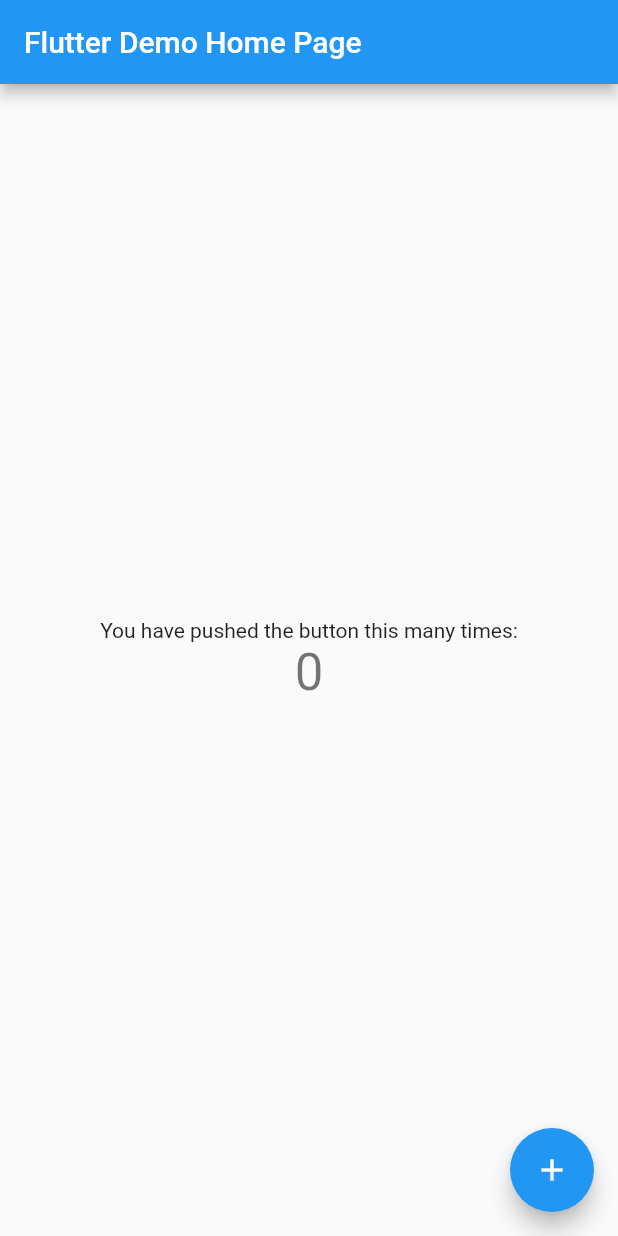
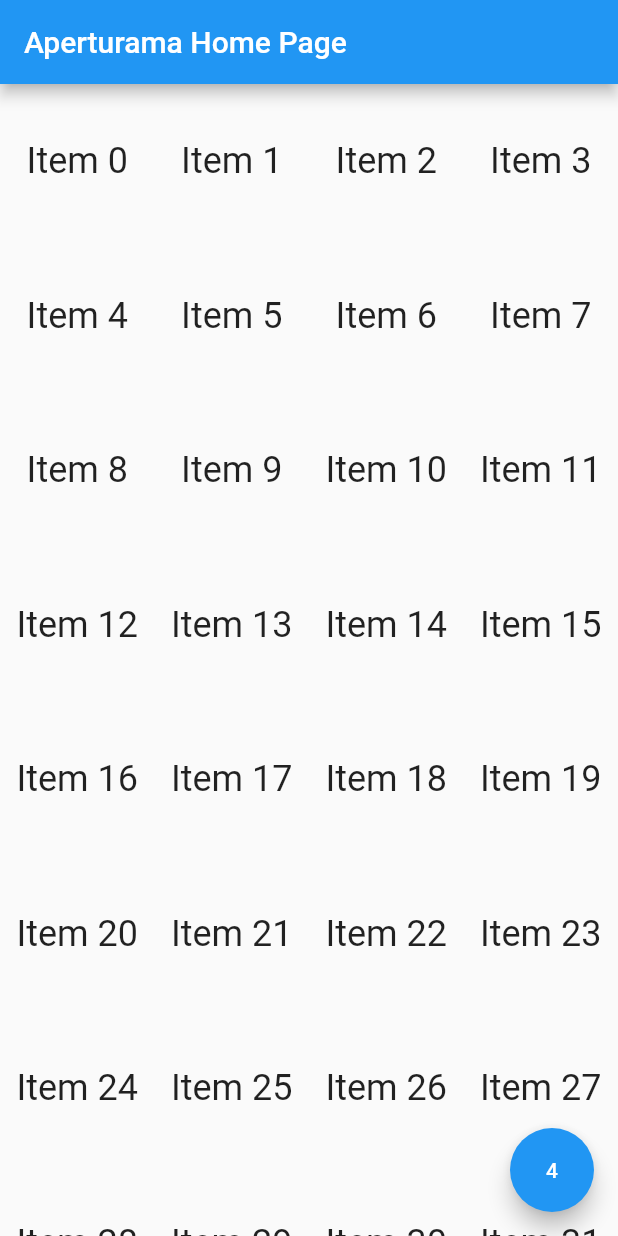
Before and after one commit to Aperturama/Aperturama-Frontend, a Flutter app: the screen it shows after launch, on a phone screen of 412 x 824 dp. Run offline on Flutter 3.47's test engine with Material 2 defaults, Android fonts, the phone set to English and light mode, and no system bars.

Commit message:
Changed branding, made a grid and a button to change the grid size

```diff
--- a/lib/main.dart
+++ b/lib/main.dart
@@ -11,7 +11,7 @@ class MyApp extends StatelessWidget {
   @override
   Widget build(BuildContext context) {
     return MaterialApp(
-      title: 'Flutter Demo',
+      title: 'Aperturama',
       theme: ThemeData(
         // This is the theme of your application.
         //
@@ -24,13 +24,13 @@ class MyApp extends StatelessWidget {
         // is not restarted.
         primarySwatch: Colors.blue,
       ),
-      home: const MyHomePage(title: 'Flutter Demo Home Page'),
+      home: const HomePage(title: 'Aperturama Home Page'),
     );
   }
 }
 
-class MyHomePage extends StatefulWidget {
-  const MyHomePage({Key? key, required this.title}) : super(key: key);
+class HomePage extends StatefulWidget {
+  const HomePage({Key? key, required this.title}) : super(key: key);
 
   // This widget is the home page of your application. It is stateful, meaning
   // that it has a State object (defined below) that contains fields that affect
@@ -44,20 +44,25 @@ class MyHomePage extends StatefulWidget {
   final String title;
 
   @override
-  State<MyHomePage> createState() => _MyHomePageState();
+  State<HomePage> createState() => _HomePageState();
 }
 
-class _MyHomePageState extends State<MyHomePage> {
-  int _counter = 0;
+class _HomePageState extends State<HomePage> {
+  int _gridSize = 4;
+  final int _gridSizeMax = 8;
 
-  void _incrementCounter() {
+  void _changeGridSize() {
     setState(() {
       // This call to setState tells the Flutter framework that something has
       // changed in this State, which causes it to rerun the build method below
       // so that the display can reflect the updated values. If we changed
       // _counter without calling setState(), then the build method would not be
       // called again, and so nothing would appear to happen.
-      _counter++;
+      if(_gridSize < _gridSizeMax) {
+        _gridSize++;
+      } else {
+        _gridSize = 1;
+      }
     });
   }
 
@@ -75,40 +80,24 @@ class _MyHomePageState extends State<MyHomePage> {
         // the App.build method, and use it to set our appbar title.
         title: Text(widget.title),
       ),
-      body: Center(
-        // Center is a layout widget. It takes a single child and positions it
-        // in the middle of the parent.
-        child: Column(
-          // Column is also a layout widget. It takes a list of children and
-          // arranges them vertically. By default, it sizes itself to fit its
-          // children horizontally, and tries to be as tall as its parent.
-          //
-          // Invoke "debug painting" (press "p" in the console, choose the
-          // "Toggle Debug Paint" action from the Flutter Inspector in Android
-          // Studio, or the "Toggle Debug Paint" command in Visual Studio Code)
-          // to see the wireframe for each widget.
-          //
-          // Column has various properties to control how it sizes itself and
-          // how it positions its children. Here we use mainAxisAlignment to
-          // center the children vertically; the main axis here is the vertical
-          // axis because Columns are vertical (the cross axis would be
-          // horizontal).
-          mainAxisAlignment: MainAxisAlignment.center,
-          children: <Widget>[
-            const Text(
-              'You have pushed the button this many times:',
+      body: GridView.count(
+        // Create a grid with 2 columns. If you change the scrollDirection to
+        // horizontal, this produces 2 rows.
+        crossAxisCount: _gridSize,
+        // Generate 100 widgets that display their index in the List.
+        children: List.generate(100, (index) {
+          return Center(
+            child: Text(
+              'Item $index',
+              style: Theme.of(context).textTheme.headline5,
             ),
-            Text(
-              '$_counter',
-              style: Theme.of(context).textTheme.headline4,
-            ),
-          ],
-        ),
+          );
+        }),
       ),
       floatingActionButton: FloatingActionButton(
-        onPressed: _incrementCounter,
-        tooltip: 'Increment',
-        child: const Icon(Icons.add),
+        onPressed: _changeGridSize,
+        tooltip: 'Change Grid Size',
+        child: Text(_gridSize.toString()),
       ), // This trailing comma makes auto-formatting nicer for build methods.
     );
   }
```
Also changed, not shown: 1 other file.
